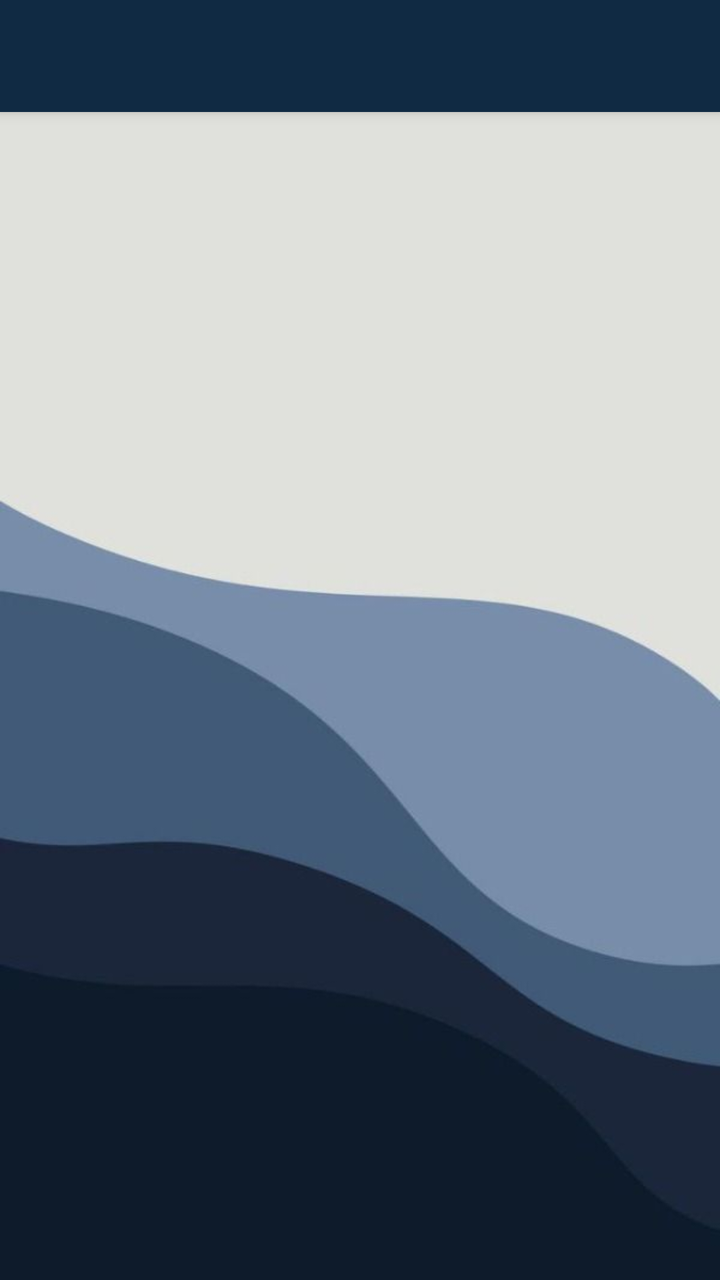
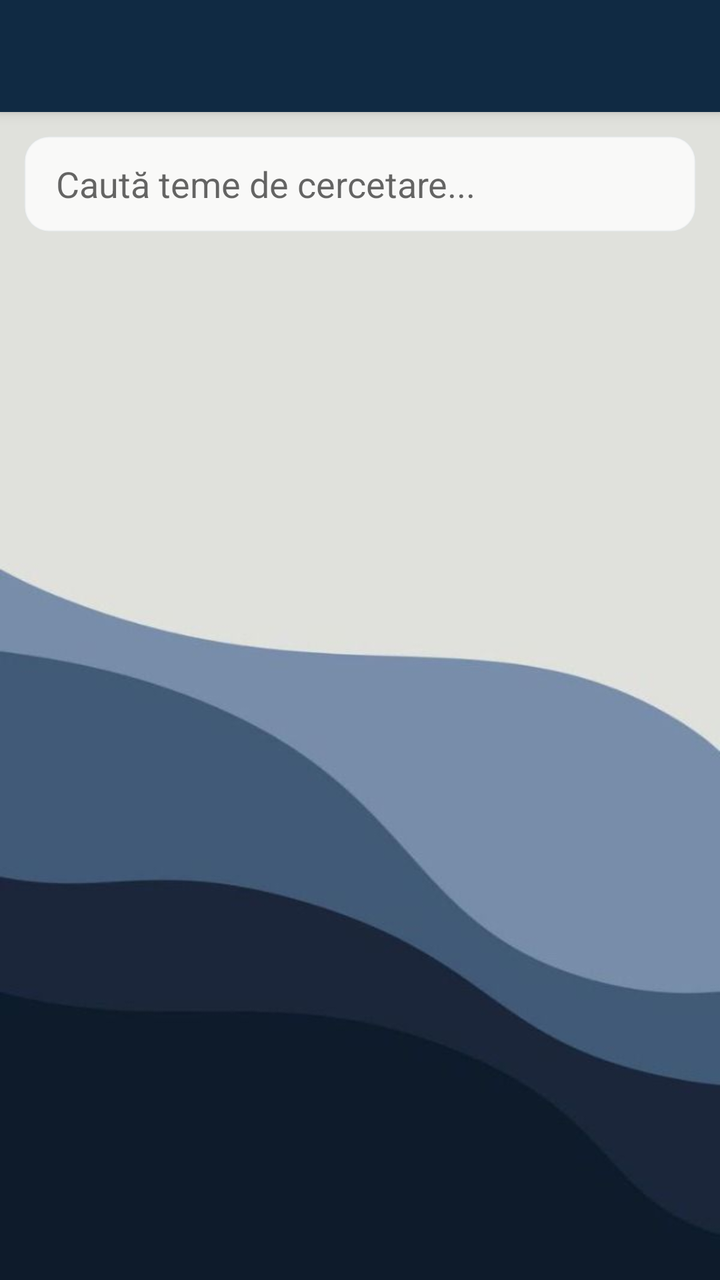

Before-and-after screenshots of an Android layout around one commit, followed by the original layout XML and the change that was made.
<!-- AndroidManifest.xml: application theme Theme.MyApplication -->
<!-- res/layout/activity_thread_list.xml -->
<?xml version="1.0" encoding="utf-8"?>
<RelativeLayout xmlns:android="http://schemas.android.com/apk/res/android"
    xmlns:app="http://schemas.android.com/apk/res-auto"
    android:layout_width="match_parent"
    android:layout_height="match_parent"
    android:fitsSystemWindows="true"
    android:background="@drawable/app_background">

    <include
        android:id="@+id/toolbar_include"
        layout="@layout/toolbar_main" />

    
    <ListView
        android:id="@+id/lvThreads"
        android:layout_width="match_parent"
        android:layout_height="match_parent"
        android:layout_below="@id/toolbar_include"
        android:padding="12dp"
        android:clipToPadding="false"
        android:divider="@android:color/transparent"
        android:dividerHeight="4dp"/>

    
    <LinearLayout
        android:id="@+id/llLoadingThreads"
        android:layout_width="wrap_content"
        android:layout_height="wrap_content"
        android:orientation="vertical"
        android:gravity="center"
        android:layout_centerInParent="true"
        android:visibility="gone">
        <ProgressBar
            android:layout_width="wrap_content"
            android:layout_height="wrap_content"
            android:indeterminateTint="@color/gold_accent" />
        <TextView
            android:layout_width="wrap_content"
            android:layout_height="wrap_content"
            android:text="@string/loading_msg"
            android:textColor="@color/text_body"
            android:layout_marginTop="12dp"/>
    </LinearLayout>

    
    <LinearLayout
        android:id="@+id/llEmptyThreads"
        android:layout_width="wrap_content"
        android:layout_height="wrap_content"
        android:orientation="vertical"
        android:gravity="center"
        android:layout_centerInParent="true"
        android:padding="32dp"
        android:visibility="gone">
        <ImageView
            android:layout_width="80dp"
            android:layout_height="80dp"
            android:src="@android:drawable/ic_menu_info_details"
            app:tint="@color/text_muted"
            android:contentDescription="@string/label_about"
            android:alpha="0.3"/>
        <TextView
            android:id="@+id/tvEmptyMessageThreads"
            android:layout_width="wrap_content"
            android:layout_height="wrap_content"
            android:text="@string/empty_threads_msg"
            android:textAlignment="center"
            android:textSize="16sp"
            android:textColor="@color/text_muted"
            android:layout_marginTop="20dp"/>
        <Button
            android:id="@+id/btnRetryThreads"
            android:layout_width="wrap_content"
            android:layout_height="wrap_content"
            android:text="@string/btn_retry"
            android:layout_marginTop="24dp"
            android:background="@drawable/btn_academic_primary"
            android:textColor="#FFFFFF" />
    </LinearLayout>

</RelativeLayout>
<!-- res/layout/toolbar_main.xml (included above) -->
<?xml version="1.0" encoding="utf-8"?>
<androidx.appcompat.widget.Toolbar xmlns:android="http://schemas.android.com/apk/res/android"
    xmlns:app="http://schemas.android.com/apk/res-auto"
    android:id="@+id/toolbar"
    android:layout_width="match_parent"
    android:layout_height="?attr/actionBarSize"
    android:background="?attr/colorPrimary"
    android:elevation="4dp"
    android:theme="@style/ThemeOverlay.AppCompat.Dark.ActionBar"
    app:popupTheme="@style/ThemeOverlay.AppCompat.Light" />
<!-- resources referenced by this layout -->
<resources>
  <color name="gold_accent">#B8860B</color>
  <color name="text_body">#334E68</color>
  <color name="text_muted">#627D98</color>
  <!-- drawable app_background: jpg bitmap (drawable, 11839 bytes) -->
  <!-- drawable btn_academic_primary (drawable) -->
  <?xml version="1.0" encoding="utf-8"?>
  <ripple xmlns:android="http://schemas.android.com/apk/res/android"
      android:color="#40FFFFFF">
      <item>
          <shape android:shape="rectangle">
              <solid android:color="@color/navy_primary" />
              <corners android:radius="24dp" />
          </shape>
      </item>
  </ripple>
  <string name="btn_retry">Reîncearcă</string>
  <string name="empty_threads_msg">Nu am găsit thread-uri de cercetare.\nApasă Refresh pentru actualizare.</string>
  <string name="label_about">Despre</string>
  <string name="loading_msg">Se încarcă datele, vă rugăm așteptați...</string>
  <style name="Theme.MyApplication" parent="Base.Theme.MyApplication" />
  <color name="navy_primary">#102A43</color>
  <style name="Base.Theme.MyApplication" parent="Theme.AppCompat.Light.NoActionBar">
          
          <item name="colorPrimary">@color/colorPrimary</item>
          <item name="colorPrimaryDark">@color/colorPrimaryDark</item>
          <item name="colorAccent">@color/colorAccent</item>
          <item name="android:windowAnimationStyle">@style/WindowAnimationTransition</item>
      </style>
  <color name="colorPrimary">@color/navy_primary</color>
  <color name="colorPrimaryDark">@color/navy_dark</color>
  <color name="colorAccent">@color/gold_accent</color>
  <style name="WindowAnimationTransition">
          <item name="android:windowEnterAnimation">@android:anim/fade_in</item>
          <item name="android:windowExitAnimation">@android:anim/fade_out</item>
      </style>
  <color name="navy_dark">#000000</color>
</resources>

<!-- the commit's change to res/layout/activity_thread_list.xml (unified diff, before → after) -->
@@ -1,25 +1,41 @@
 <?xml version="1.0" encoding="utf-8"?>
-<RelativeLayout xmlns:android="http://schemas.android.com/apk/res/android"
+<LinearLayout xmlns:android="http://schemas.android.com/apk/res/android"
     xmlns:app="http://schemas.android.com/apk/res-auto"
     android:layout_width="match_parent"
     android:layout_height="match_parent"
+    android:orientation="vertical"
     android:fitsSystemWindows="true"
-    android:background="@drawable/app_background">
+    android:background="@color/navy_primary">
 
     <include
         android:id="@+id/toolbar_include"
         layout="@layout/toolbar_main" />
 
-    
-    <ListView
-        android:id="@+id/lvThreads"
+    <RelativeLayout
         android:layout_width="match_parent"
         android:layout_height="match_parent"
-        android:layout_below="@id/toolbar_include"
-        android:padding="12dp"
-        android:clipToPadding="false"
-        android:divider="@android:color/transparent"
-        android:dividerHeight="4dp"/>
+        android:background="@drawable/app_background">
+
+        <EditText
+            android:id="@+id/etSearchThreads"
+            android:layout_width="match_parent"
+            android:layout_height="48dp"
+            android:layout_margin="12dp"
+            android:hint="@string/hint_search_threads"
+            android:paddingHorizontal="16dp"
+            android:background="@drawable/bg_card_academic"
+            android:inputType="text" />
+
+        
+        <ListView
+            android:id="@+id/lvThreads"
+            android:layout_width="match_parent"
+            android:layout_height="match_parent"
+            android:layout_below="@id/etSearchThreads"
+            android:padding="12dp"
+            android:clipToPadding="false"
+            android:divider="@android:color/transparent"
+            android:dividerHeight="4dp"/>
 
     
     <LinearLayout
@@ -79,6 +95,7 @@
     </LinearLayout>
 
 </RelativeLayout>
+</LinearLayout>
 <!-- res/layout/toolbar_main.xml (included above) -->
 <?xml version="1.0" encoding="utf-8"?>
 <androidx.appcompat.widget.Toolbar xmlns:android="http://schemas.android.com/apk/res/android"
<!-- resource entries referenced after the edit -->
@@ -4,6 +4,13 @@
   <color name="text_body">#334E68</color>
   <color name="text_muted">#627D98</color>
   <!-- drawable app_background: jpg bitmap (drawable, 11839 bytes) -->
+  <!-- drawable bg_card_academic (drawable) -->
+  <?xml version="1.0" encoding="utf-8"?>
+  <shape xmlns:android="http://schemas.android.com/apk/res/android">
+      <solid android:color="#CCFFFFFF" />
+      <corners android:radius="12dp" />
+      <stroke android:width="1dp" android:color="#40D9E2EC" />
+  </shape>
   <!-- drawable btn_academic_primary (drawable) -->
   <?xml version="1.0" encoding="utf-8"?>
   <ripple xmlns:android="http://schemas.android.com/apk/res/android"
@@ -17,6 +24,7 @@
   </ripple>
   <string name="btn_retry">Reîncearcă</string>
   <string name="empty_threads_msg">Nu am găsit thread-uri de cercetare.\nApasă Refresh pentru actualizare.</string>
+  <string name="hint_search_threads">Caută teme de cercetare...</string>
   <string name="label_about">Despre</string>
   <string name="loading_msg">Se încarcă datele, vă rugăm așteptați...</string>
   <style name="Theme.MyApplication" parent="Base.Theme.MyApplication" />
